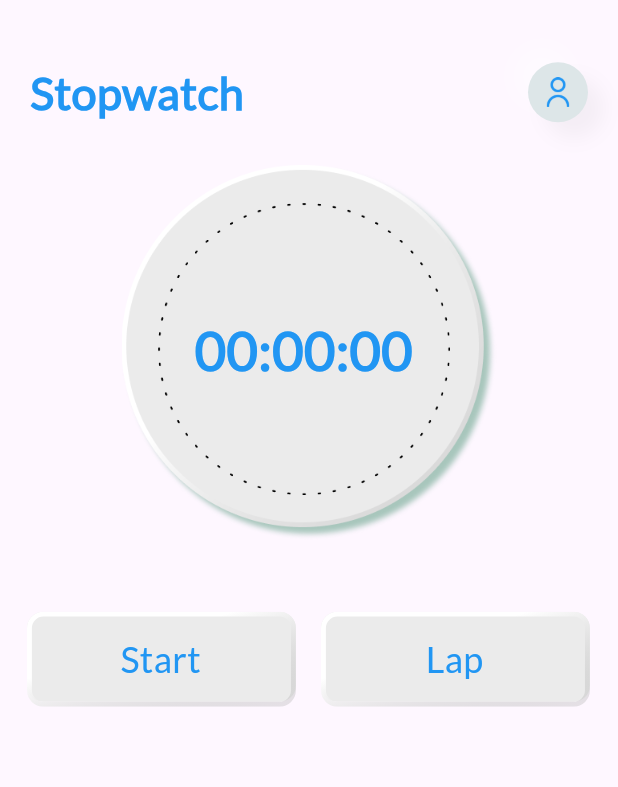
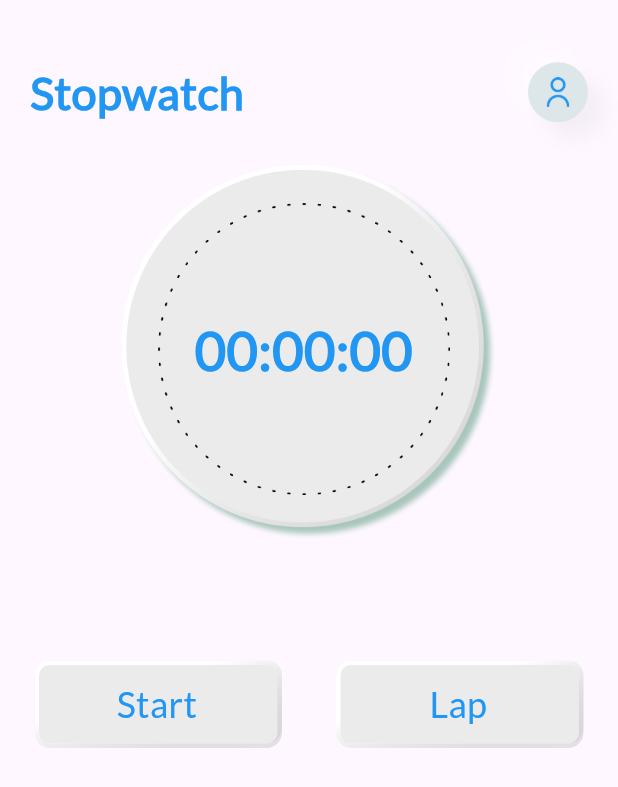
Before and after one commit to thecompletesoftech/alarmclock, a Flutter app: the StopwatchScreen screen opened directly, on a phone screen of 412 x 824 dp. Shown: the top 787 px of the screen. Run offline on Flutter 3.47's test engine with Material 3 defaults, Android fonts, the phone set to English and light mode, and no system bars; our stand-ins replace analog_clock, carousel_slider, cloud_firestore, dots_indicator, firebase_auth, firebase_core and 9 more; missing offline and left inert: alarm; accounts and stored records are empty; key blocks and very long unbroken strings in the code were emptied for the run.

Commit message:
stopwatch

```diff
--- a/lib/Config/Utils.dart
+++ b/lib/Config/Utils.dart
@@ -6,7 +6,7 @@ class Utils {
     double fem = MediaQuery.of(cntx).size.width / baseWidth;
     return BoxDecoration(
       color: NeumorphicTheme.baseColor(cntx),
-      borderRadius: BorderRadius.circular(radius * fem),
+      borderRadius: BorderRadius.circular(radius),
       boxShadow: !isdark
           ? [
               BoxShadow(
@@ -22,16 +22,14 @@ class Utils {
             ]
           : [
               BoxShadow(
-                color: Color(0x51000000),
-                offset: Offset(10.0444440842 * fem, 10.0444440842 * fem),
-                blurRadius: 10 * fem,
-              ),
+                  color: Color(0x51000000),
+                  offset: Offset(10.0444440842 * fem, 10.0444440842 * fem),
+                  blurRadius: 10 * fem),
               BoxShadow(
-                color: Color(0x875c5c5c),
-                offset: Offset(-2 * fem, -2 * fem),
-                blurRadius: 6 * fem,
-                spreadRadius: 1
-              ),
+                  color: Color(0x875c5c5c),
+                  offset: Offset(-2 * fem, -2 * fem),
+                  blurRadius: 15,
+                  spreadRadius: 1),
             ],
     );
   }
--- a/lib/View/Auth/SignIn/SignIn.dart
+++ b/lib/View/Auth/SignIn/SignIn.dart
@@ -145,8 +145,7 @@ class _SignInState extends State<SignIn> {
                     SizedBox(height: 51),
                     Obx(
                       () => ButtonWidget(
-                        height: 60.0,
-                        width: 0.87,
+                        borderRadius: 25.0,
                         name: login,
                         loading: controller.loginloader.value,
                         onTap: () async {
--- a/lib/View/Stopwatch/Stopwatch.dart
+++ b/lib/View/Stopwatch/Stopwatch.dart
@@ -43,7 +43,7 @@ class _StopwatchScreenState extends State<StopwatchScreen> {
                   child: StopwatchClock(
                 watchtime: _formattedTime.toString(),
               )),
-            SizedBox(height: 10),
+              SizedBox(height: 40),
               Row(
                 mainAxisAlignment: MainAxisAlignment.spaceEvenly,
                 children: <Widget>[
@@ -52,18 +52,19 @@ class _StopwatchScreenState extends State<StopwatchScreen> {
                       width: 60.0,
                       txtstyle: MyTextStyle.mw40024,
                       issmall: true,
-                    borderRadius: 20.0,
+                      borderRadius: 15.0,
                       onTap: isSwitched ? stop : start,
                       name: isSwitched ? 'Stop' : 'Start',
                     ),
                   ),
+                  SizedBox(width: 20),
                   if (isSwitched)
                     Expanded(
                       child: ButtonWidget(
                         width: 60.0,
                         txtstyle: MyTextStyle.mw40024,
                         issmall: true,
-                      borderRadius: 20.0,
+                        borderRadius: 15.0,
                         onTap: reset,
                         name: 'Reset',
                         child: Text('Reset'),
@@ -81,7 +82,7 @@ class _StopwatchScreenState extends State<StopwatchScreen> {
                       ),
                     ),
                 ],
-            ).paddingSymmetric(horizontal: 10),
+              ).paddingSymmetric(horizontal: 15),
               // Row(
               //   children: [
               //     Expanded(
@@ -140,12 +141,15 @@ class _StopwatchScreenState extends State<StopwatchScreen> {
                                 crossAxisAlignment: CrossAxisAlignment.start,
                                 children: [
                                   Column(
-                              crossAxisAlignment: CrossAxisAlignment.start,
+                                    crossAxisAlignment:
+                                        CrossAxisAlignment.start,
                                     children: _lapTimes
                                         .map((lapTime) => CardBackground(
+                                              radius: 15.0,
                                               child: Row(
                                                 mainAxisAlignment:
-                                              MainAxisAlignment.spaceBetween,
+                                                    MainAxisAlignment
+                                                        .spaceBetween,
                                                 children: [
                                                   Container(
                                                     child: Row(
@@ -153,8 +157,8 @@ class _StopwatchScreenState extends State<StopwatchScreen> {
                                                         Text(
                                                           '${_lapTimes.indexOf(lapTime) + 1}',
                                                           style: MyTextStyle.Dynamic(
-                                                        style:
-                                                            MyTextStyle.mw40020,
+                                                              style: MyTextStyle
+                                                                  .mw40020,
                                                               color: NeumorphicTheme
                                                                   .accentColor(
                                                                       context)),
@@ -165,8 +169,8 @@ class _StopwatchScreenState extends State<StopwatchScreen> {
                                                         Text(
                                                           'Lap',
                                                           style: MyTextStyle.Dynamic(
-                                                        style:
-                                                            MyTextStyle.mw70014,
+                                                              style: MyTextStyle
+                                                                  .mw70014,
                                                               color: mycolor()
                                                                   .greenlightcolor),
                                                         ),
@@ -176,13 +180,20 @@ class _StopwatchScreenState extends State<StopwatchScreen> {
                                                   Text(
                                                     '$lapTime',
                                                     style: MyTextStyle.Dynamic(
-                                                  style: MyTextStyle.mw40018,
+                                                        style:
+                                                            MyTextStyle.mw40018,
                                                         color: NeumorphicTheme
-                                                      .accentColor(context)),
+                                                            .accentColor(
+                                                                context)),
                                                   ),
                                                 ],
                                               ),
-                                      ))
+                                            ).paddingOnly(
+                                                top:
+                                                    NeumorphicTheme.isUsingDark(
+                                                            context)
+                                                        ? 20
+                                                        : 0))
                                         .toList(),
                                   ),
                                   SizedBox(
@@ -191,11 +202,14 @@ class _StopwatchScreenState extends State<StopwatchScreen> {
                                 ],
                               )
                             : Container();
-                }).paddingSymmetric(horizontal: 10),
+                      })
+                  .paddingOnly(
+                      top: NeumorphicTheme.isUsingDark(context) ? 20 : 0,
+                      left: 15,
+                      right: 15),
               SizedBox(height: 20)
             ],
-        ),
-      ),
+          )),
     );
   }
 
--- a/lib/View/WorldClock/WorldClock.dart
+++ b/lib/View/WorldClock/WorldClock.dart
@@ -58,7 +58,7 @@ class _WorldClockState extends State<WorldClock> {
             children: [
               CarouselSlider(
                 options: CarouselOptions(
-                  height: 250,
+                  height: 280,
                   initialPage: currentindex,
                   onPageChanged: (index, reason) {
                     setState(() {
@@ -242,7 +242,7 @@ class _WorldClockState extends State<WorldClock> {
                                     ],
                                   ),
                                 ],
-                              )),
+                              )).paddingOnly(bottom: 20),
                             );
                           });
                     }),
--- a/lib/View/alarm/alarmController.dart
+++ b/lib/View/alarm/alarmController.dart
@@ -126,4 +126,5 @@ class AlramController extends GetxController {
       Mysnack(retry, e, cntx);
     }
   }
+
 }
--- a/lib/Widgets/ButtonWidget.dart
+++ b/lib/Widgets/ButtonWidget.dart
@@ -39,7 +39,8 @@ class ButtonWidget extends StatefulWidget {
       this.txtcolor,
       this.showarrow = false,
       this.txtstyle,
-      this.issmall = false, this.child})
+      this.issmall = false,
+      this.child})
       : super(key: key);
   @override
   State<ButtonWidget> createState() => _ButtonWidgetState();
@@ -52,6 +53,7 @@ class _ButtonWidgetState extends State<ButtonWidget> {
     double fem = MediaQuery.of(context).size.width / baseWidth;
     var size = MediaQuery.of(context).size;
     return BtnBackground(
+      borderRadius: widget.borderRadius,
       width: size.width * widget.width,
       height: widget.height,
       issmall: widget.issmall,
--- a/lib/Widgets/CardBackground.dart
+++ b/lib/Widgets/CardBackground.dart
@@ -3,10 +3,12 @@ import '../Config/Import.dart';
 class CardBackground extends StatelessWidget {
   final child;
   final backgroundimage;
+  final radius;
   const CardBackground({
     super.key,
     this.child,
     this.backgroundimage = null,
+    this.radius = 18.0,
   });
 
   @override
@@ -21,7 +23,7 @@ class CardBackground extends StatelessWidget {
             decoration: Utils().decoration(
                 cntx: context,
                 isdark: NeumorphicTheme.isUsingDark(context),
-                radius: 18.0 * fem),
+                radius: radius * fem),
             child: child,
           )
         : Stack(
```
Also changed, not shown: lib/View/alarm/Alarmhome.dart (+15 -2 lines), lib/Widgets/alarmcard.dart (+5 -4 lines). Lines whose indentation alone changed are shown as unchanged.
